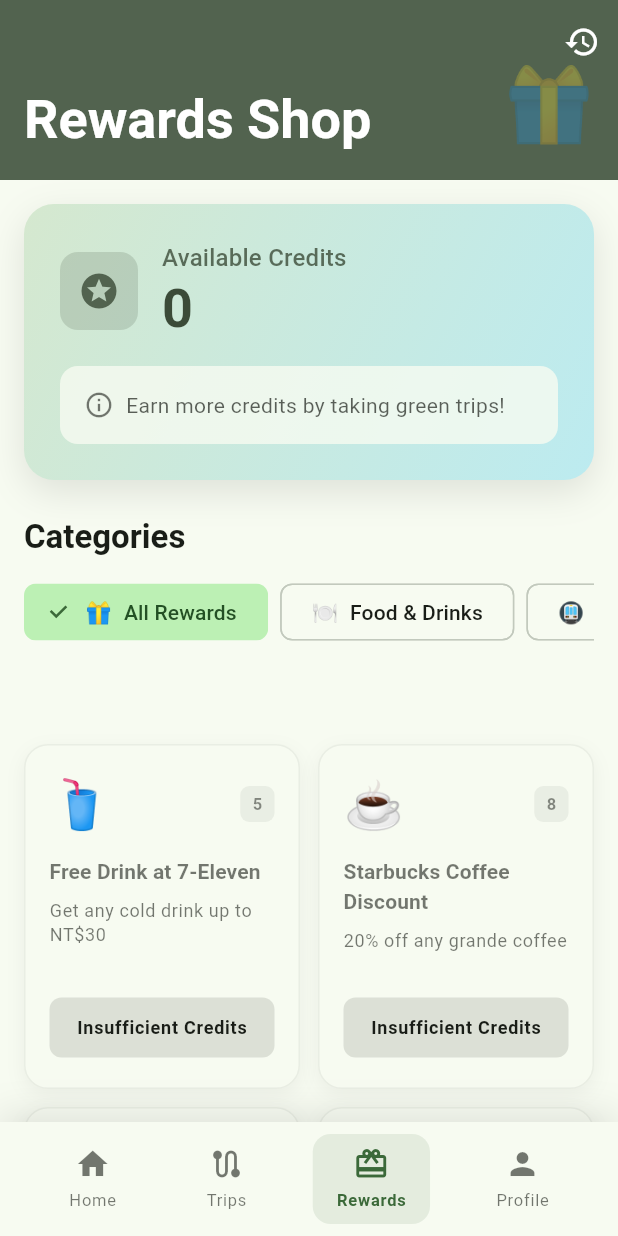
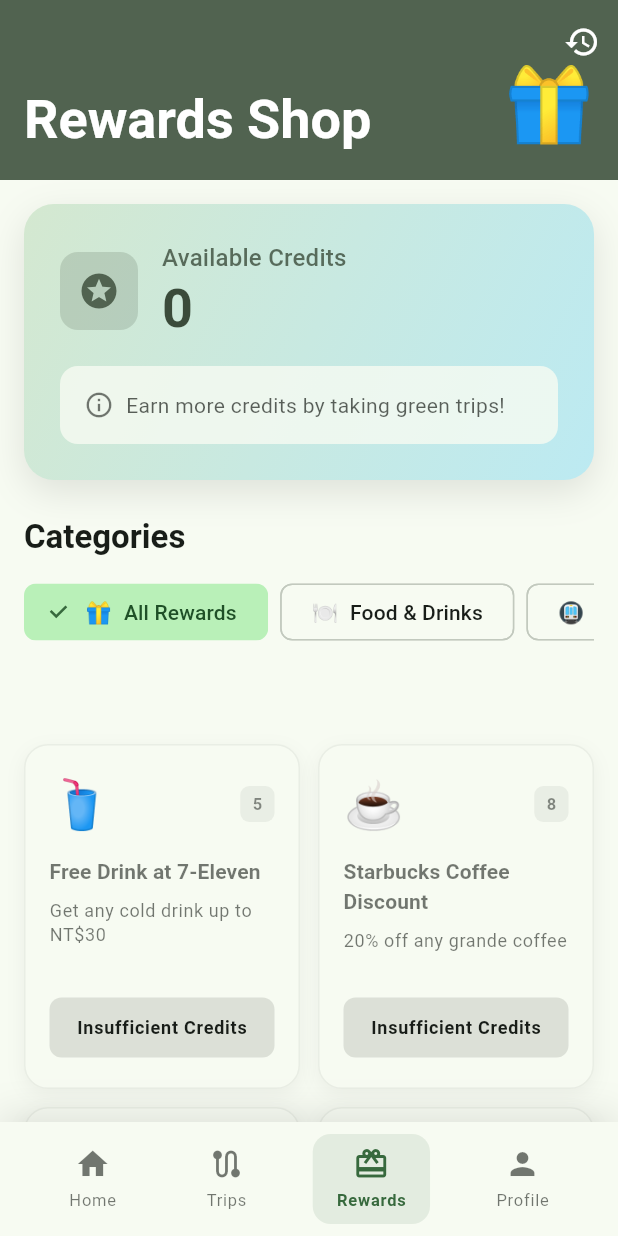
Before and after one commit to B11007011/Greenpass_ipdate, a Flutter app: the screen it shows after launch, item 3 of the bottom bar chosen, on a phone screen of 412 x 824 dp. Run offline on Flutter 3.47's test engine with Material 3 defaults, Android fonts, the phone set to English and light mode, and no system bars; our stand-ins replace fl_chart, shared_preferences; accounts and stored records are empty.

Commit message:
Update theme colors and adjust layout in home and rewards pages. Changed light and dark theme seed colors, added background and surface colors, and modified padding and height in the home page layout. Enhanced text display with improved overflow handling in the rewards section.

```diff
--- /dev/null
+++ b/greenpass/devtools_options.yaml
@@ -0,0 +1,3 @@
+description: This file stores settings for Dart & Flutter DevTools.
+documentation: https://docs.flutter.dev/tools/devtools/extensions#configure-extension-enablement-states
+extensions:
--- a/greenpass/lib/pages/rewards_page.dart
+++ b/greenpass/lib/pages/rewards_page.dart
@@ -169,7 +169,7 @@ class _RewardsPageState extends State<RewardsPage>
                 '🎁',
                 style: TextStyle(
                   fontSize: 48,
-                  color: colorScheme.onSecondary.withOpacity(0.3),
+                  color: colorScheme.onSecondary.withOpacity(1),
                 ),
               ),
             ),
--- a/greenpass/lib/theme.dart
+++ b/greenpass/lib/theme.dart
@@ -3,7 +3,7 @@ import 'package:flutter/material.dart';
 final lightTheme = ThemeData(
   useMaterial3: true,
   colorScheme: ColorScheme.fromSeed(
-    seedColor: Colors.green,
+    seedColor: const Color.fromARGB(255, 150, 214, 152),
     brightness: Brightness.light,
   ),
   appBarTheme: const AppBarTheme(centerTitle: true, elevation: 0),
@@ -21,14 +21,25 @@ final lightTheme = ThemeData(
 
 final darkTheme = ThemeData(
   useMaterial3: true,
+  scaffoldBackgroundColor: const Color(0xFFF5F5F5), // Light gray background
   colorScheme: ColorScheme.fromSeed(
-    seedColor: Colors.green,
-    brightness: Brightness.dark,
+    seedColor: const Color.fromARGB(255, 188, 235, 190),
+    brightness: Brightness.light, // Changed to light
+    background: const Color(0xFFF5F5F5),
+    surface: Colors.white,
+    onSurface: Colors.black87,
+    onBackground: Colors.black87,
   ),
-  appBarTheme: const AppBarTheme(centerTitle: true, elevation: 0),
+  appBarTheme: const AppBarTheme(
+    centerTitle: true,
+    elevation: 0,
+    backgroundColor: Colors.white,
+    foregroundColor: Colors.black87,
+  ),
   cardTheme: CardTheme(
     elevation: 2,
     shape: RoundedRectangleBorder(borderRadius: BorderRadius.circular(16)),
+    color: Colors.white,
   ),
   elevatedButtonTheme: ElevatedButtonThemeData(
     style: ElevatedButton.styleFrom(
```
Also changed, not shown: greenpass/lib/pages/home_page.dart (+11 -6 lines).
